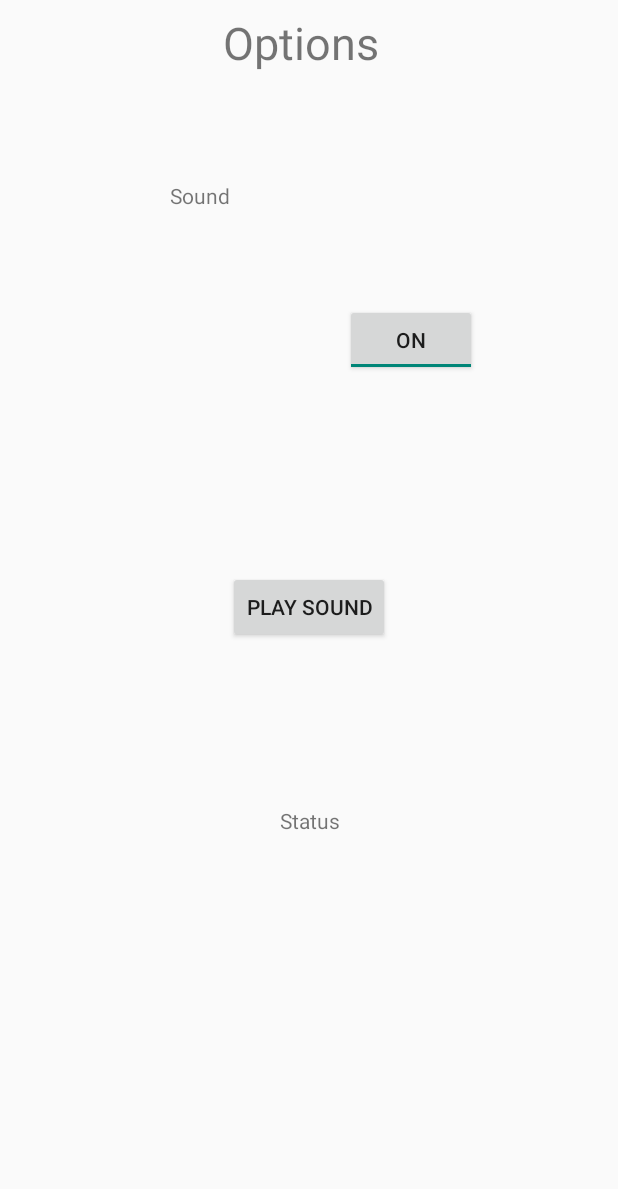
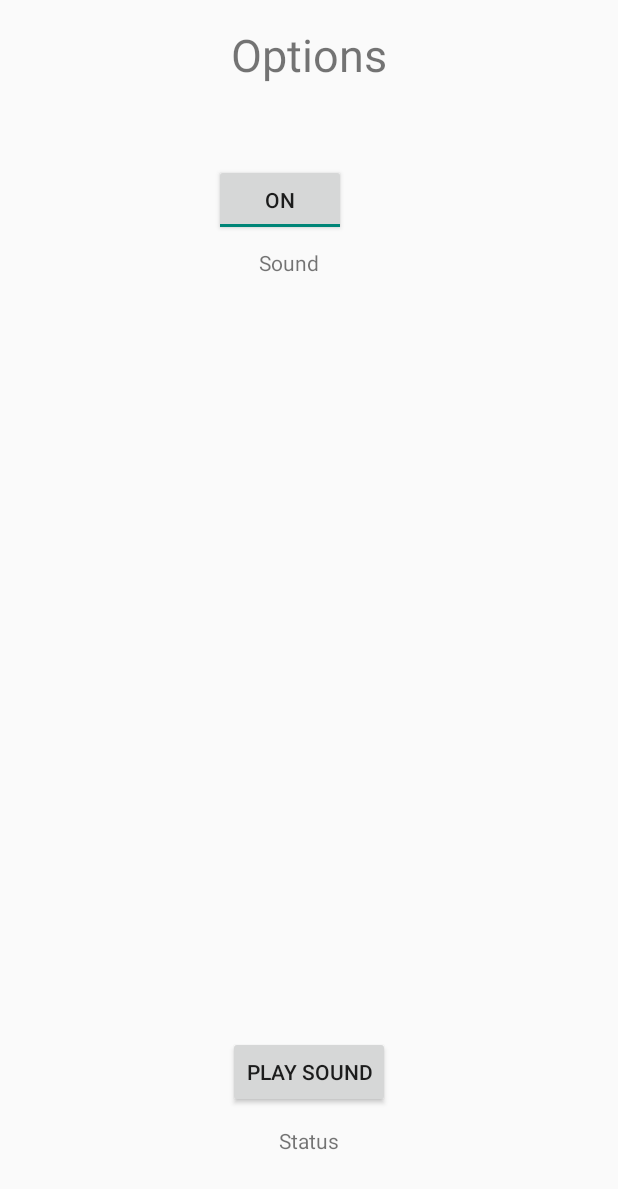
Before and after one commit to MyGodItsFull0fStars/sternenkrieg, an Android app: the layout activity_options.xml on its own in the app's theme, with its tools: preview values and no code run, on a phone screen of 412 x 824 dp. Shown: the top 1189 px of the screen. Run offline under Robolectric (Android 15) with nearby library versions, the phone set to English and light mode, and no system bars.

Commit message:
more assets. so amazing. much wow.

```diff
--- a/app/src/main/java/com/example/rebelartstudios/sternenkrieg/Map.java
+++ b/app/src/main/java/com/example/rebelartstudios/sternenkrieg/Map.java
@@ -209,7 +209,7 @@ public class Map extends AppCompatActivity {
                         ship3.setVisibility(View.VISIBLE);
 
                         if (count0 && count1 && count2) {
-                            play.setImageDrawable(getResources().getDrawable(R.drawable.play));
+                            play.setImageDrawable(getResources().getDrawable(R.drawable.arrow_right_other));
                         }
                         return (true);
 
--- a/app/src/main/res/layout/activity_options.xml
+++ b/app/src/main/res/layout/activity_options.xml
@@ -13,27 +13,33 @@
         android:layout_width="wrap_content"
         android:layout_height="wrap_content"
         android:layout_marginEnd="74dp"
-        android:layout_marginLeft="8dp"
-        android:layout_marginRight="74dp"
+        android:layout_marginLeft="276dp"
         android:layout_marginStart="8dp"
-        android:layout_marginTop="72dp"
         android:text="@string/sound"
-        app:layout_constraintHorizontal_bias="0.976"
         app:layout_constraintLeft_toLeftOf="parent"
-        app:layout_constraintRight_toLeftOf="@+id/soundButton"
-        app:layout_constraintTop_toBottomOf="@+id/options" />
+        android:layout_marginTop="8dp"
+        app:layout_constraintTop_toBottomOf="@+id/soundButton"
+        android:layout_marginRight="8dp"
+        app:layout_constraintRight_toRightOf="parent"
+        app:layout_constraintBottom_toBottomOf="parent"
+        android:layout_marginBottom="8dp"
+        app:layout_constraintHorizontal_bias="0.567"
+        app:layout_constraintVertical_bias="0.0" />
 
     <ToggleButton
         android:id="@+id/soundButton"
         android:layout_width="wrap_content"
         android:layout_height="wrap_content"
-        android:layout_marginBottom="130dp"
         android:layout_marginEnd="94dp"
         android:layout_marginRight="94dp"
         android:checked="true"
         android:text="@string/sound"
-        app:layout_constraintBottom_toTopOf="@+id/buttonPlaySound"
-        app:layout_constraintRight_toRightOf="parent" />
+        app:layout_constraintRight_toRightOf="parent"
+        android:layout_marginLeft="8dp"
+        app:layout_constraintLeft_toLeftOf="parent"
+        app:layout_constraintHorizontal_bias="0.606"
+        app:layout_constraintTop_toTopOf="parent"
+        android:layout_marginTop="109dp" />
 
     <TextView
         android:id="@+id/textViewStatus"
@@ -43,11 +49,10 @@
         android:layout_marginTop="8dp"
         android:text="@string/status"
         app:layout_constraintBottom_toBottomOf="parent"
-        app:layout_constraintHorizontal_bias="0.501"
         app:layout_constraintLeft_toLeftOf="parent"
         app:layout_constraintRight_toRightOf="parent"
         app:layout_constraintTop_toBottomOf="@+id/buttonPlaySound"
-        app:layout_constraintVertical_bias="0.28" />
+        app:layout_constraintVertical_bias="0.076" />
 
     <Button
         android:id="@+id/buttonPlaySound"
@@ -57,23 +62,19 @@
         android:layout_marginLeft="8dp"
         android:layout_marginRight="8dp"
         android:layout_marginStart="8dp"
-        android:layout_marginTop="8dp"
         android:text="@string/playSound"
         app:layout_constraintBottom_toBottomOf="parent"
-        app:layout_constraintHorizontal_bias="0.501"
         app:layout_constraintLeft_toLeftOf="parent"
         app:layout_constraintRight_toRightOf="parent"
-        app:layout_constraintTop_toBottomOf="@+id/textViewSound"
-        app:layout_constraintVertical_bias="0.37" />
+        android:layout_marginBottom="85dp" />
 
     <TextView
         android:id="@+id/options"
         android:layout_width="wrap_content"
         android:layout_height="wrap_content"
-        android:layout_marginTop="8dp"
+        android:layout_marginTop="16dp"
         android:text="@string/options"
         android:textSize="30sp"
-        app:layout_constraintHorizontal_bias="0.482"
         app:layout_constraintLeft_toLeftOf="parent"
         app:layout_constraintRight_toRightOf="parent"
         app:layout_constraintTop_toTopOf="parent" />
```
Also changed, not shown: app/src/main/java/com/example/rebelartstudios/sternenkrieg/Spielfeld.java (+22 -4 lines), app/src/main/res/layout/activity_map.xml (+4 -4 lines), app/src/main/res/drawable/rotate_other.png (renamed from app/src/main/res/drawable/rotate.png).
